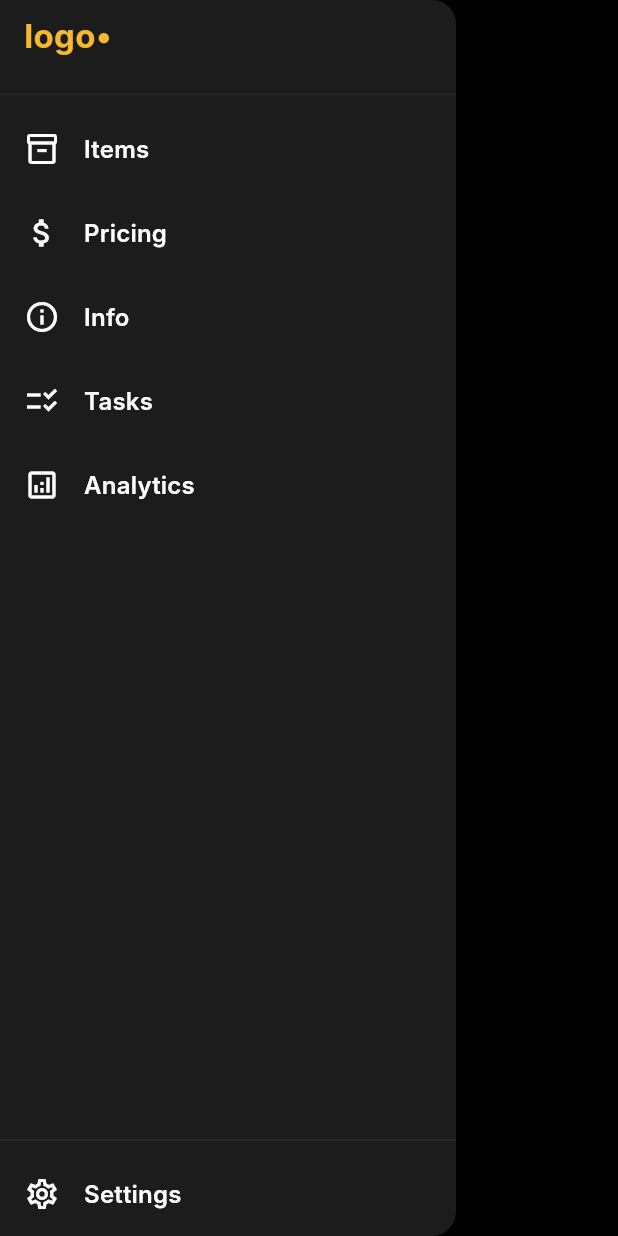
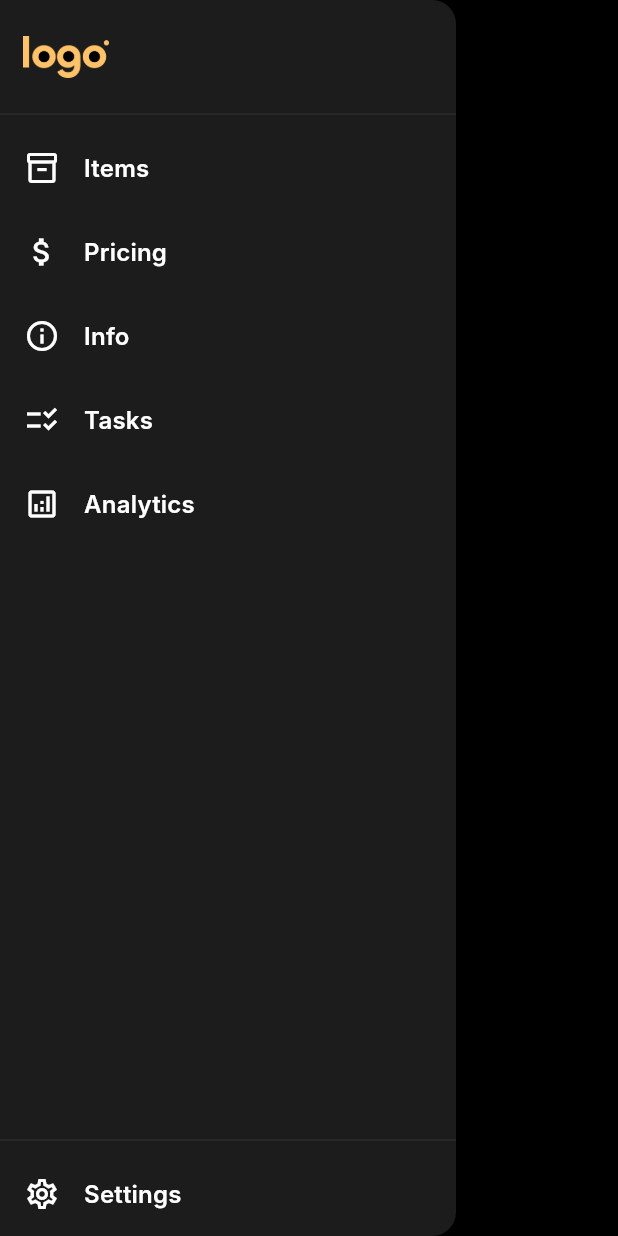
Before and after one commit to Ahclever2006/Trips_web_app, a Flutter app: the AppDrawer widget shown alone on an empty page, opened directly, on a phone screen of 412 x 824 dp. Run offline on Flutter 3.47's test engine with Material 3 defaults, Android fonts, the phone set to English and light mode, and no system bars; our stand-ins replace flutter_svg, hooks_riverpod; network calls fail; Roboto replaces fonts that are missing (Inter).

Commit message:
Adjust drawer app logo & app colors

```diff
--- a/lib/src/core/design_system/design_tokens.dart
+++ b/lib/src/core/design_system/design_tokens.dart
@@ -7,12 +7,12 @@ class DS {
   static const Color cardStroke = Color(0x33222222);
   static const Color textPrimary = Color(0xFFFFFFFF);
   static const Color textSecondary = Color(0xFF999999);
-  static const Color accent = Color(0xFFF5B82E); // gold
+  static const Color accent = Color(0xFFFFC268);
   static const Color border = Color(0xFF2A2A2A);
 
-  static const Color statusPending = Color(0xFF7A4B2E); // brownish
-  static const Color statusProposal = Color(0xFF6B6B6B); // gray
-  static const Color statusReady = Color(0xFF3A7BD5); // blue
+  static const Color statusPending = Color(0xFFC25F30);
+  static const Color statusProposal = Color(0xFFFFC268);
+  static const Color statusReady = Color(0xFF33BFED);
 
   // Radii
   static const BorderRadius r8 = BorderRadius.all(Radius.circular(8));
@@ -23,4 +23,11 @@ class DS {
   static const List<BoxShadow> shadowSm = [
     BoxShadow(color: Color(0x22000000), blurRadius: 12, offset: Offset(0, 6)),
   ];
+
+  static const Gradient tripCardGradient = LinearGradient(
+    begin: Alignment.topCenter,
+    end: Alignment.bottomCenter,
+    colors: [Colors.transparent, Color(0xFF171717)],
+    stops: [0.10, 0.55],
+  );
 }
--- a/lib/src/features/home/presentation/widgets/app_drawer.dart
+++ b/lib/src/features/home/presentation/widgets/app_drawer.dart
@@ -1,4 +1,5 @@
 import 'package:flutter/material.dart';
+import '../../../../core/assets.dart';
 import '../../../../core/design_system/design_tokens.dart';
 
 class AppDrawer extends StatelessWidget {
@@ -15,18 +16,8 @@ class AppDrawer extends StatelessWidget {
         child: Column(
           crossAxisAlignment: CrossAxisAlignment.start,
           children: [
-            const SizedBox(height: 8),
-            Padding(
-              padding: const EdgeInsets.symmetric(horizontal: 16),
-              child: Text(
-                'logo•',
-                style: TextStyle(
-                  color: DS.accent,
-                  fontWeight: FontWeight.w700,
-                  fontSize: 22,
-                ),
-              ),
-            ),
+            const SizedBox(height: 24.0),
+            Image.asset(Assets.logo, width: 88, height: 28),
             const SizedBox(height: 16),
             const Divider(color: DS.border),
             ListTile(
--- a/lib/src/features/home/presentation/widgets/trip_card.dart
+++ b/lib/src/features/home/presentation/widgets/trip_card.dart
@@ -56,14 +56,7 @@ class TripCard extends StatelessWidget {
           // Gradient overlay (your current look, don't change)
           Positioned.fill(
             child: Container(
-              decoration: const BoxDecoration(
-                gradient: LinearGradient(
-                  begin: Alignment.topCenter,
-                  end: Alignment.bottomCenter,
-                  colors: [Colors.transparent, Color(0xFF171717)],
-                  stops: [0.10, 0.55],
-                ),
-              ),
+              decoration: BoxDecoration(gradient: DS.tripCardGradient),
             ),
           ),
 
@@ -197,7 +190,7 @@ class _ParticipantsRow extends StatelessWidget {
                 '+$extra',
                 style: Theme.of(
                   context,
-                ).textTheme.labelSmall?.copyWith(color: Colors.white),
+                ).textTheme.labelSmall?.copyWith(color: DS.accent),
               ),
             ),
           ),
```
Also changed, not shown: 1 other file.
